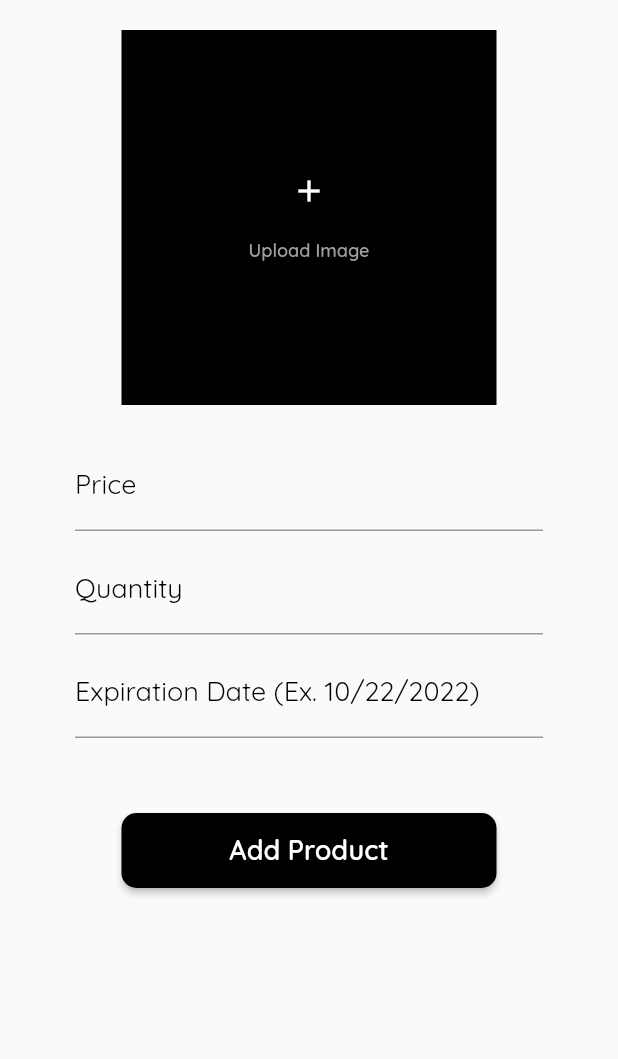
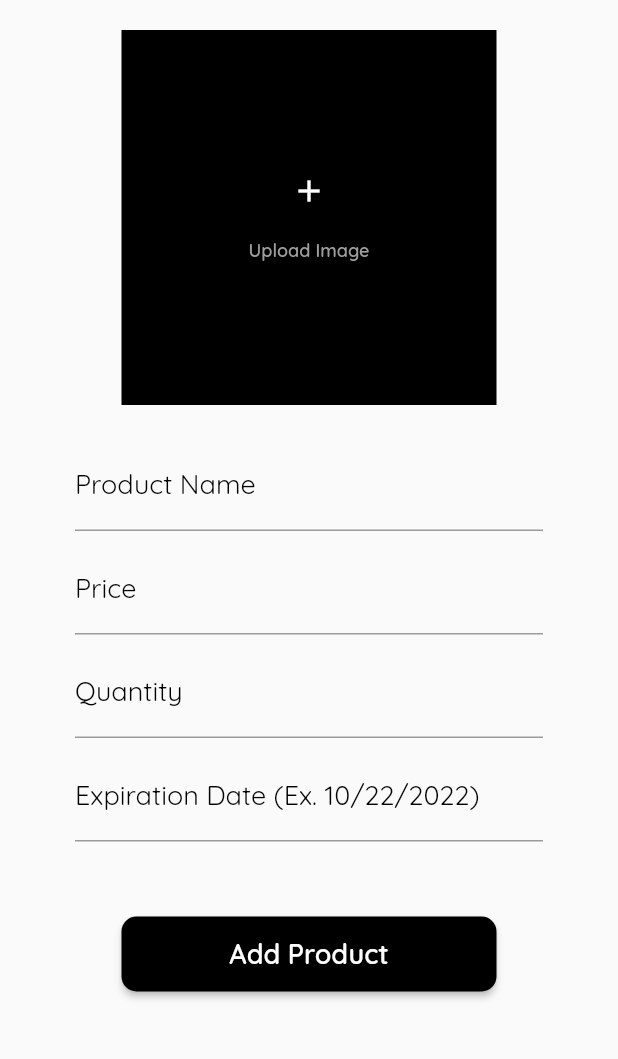
Before and after one commit to lansoyyy/turks, a Flutter app: the AddProductPage screen opened directly, on a phone screen of 412 x 824 dp, the part 84-1143 px from its top. Run offline on Flutter 3.47's test engine with Material 2 defaults, Android fonts, the phone set to English and light mode, and no system bars; our stand-ins replace cloud_firestore, firebase_auth, firebase_core, firebase_storage, geocoding, geolocator and 5 more; accounts and stored records are empty.

Commit message:
wip add product functionality

```diff
--- a/lib/main.dart
+++ b/lib/main.dart
@@ -1,8 +1,8 @@
 import 'package:firebase_core/firebase_core.dart';
 import 'package:flutter/material.dart';
 import 'package:get/get.dart';
-import 'package:turks/auth/login.dart';
 import 'package:turks/utils/firebase_options.dart';
+import 'package:turks/views/crew/crew_home.dart';
 
 void main() async {
   WidgetsFlutterBinding.ensureInitialized();
@@ -20,7 +20,7 @@ class MyApp extends StatelessWidget {
   Widget build(BuildContext context) {
     return GetMaterialApp(
       theme: ThemeData(),
-      home: const LogInPage(),
+      home: CrewHome(),
     );
   }
 }
--- a/lib/views/crew/add_product_page.dart
+++ b/lib/views/crew/add_product_page.dart
@@ -159,6 +159,19 @@ class _AddProductPageState extends State<AddProductPage> {
               },
               decoration: InputDecoration(
                 label: TextRegular(
+                    text: 'Product Name', fontSize: 18, color: Colors.black),
+              ),
+            ),
+          ),
+          Padding(
+            padding: const EdgeInsets.fromLTRB(50, 5, 50, 5),
+            child: TextFormField(
+              keyboardType: TextInputType.number,
+              onChanged: (_input) {
+                price = _input;
+              },
+              decoration: InputDecoration(
+                label: TextRegular(
                     text: 'Price', fontSize: 18, color: Colors.black),
               ),
             ),
```
